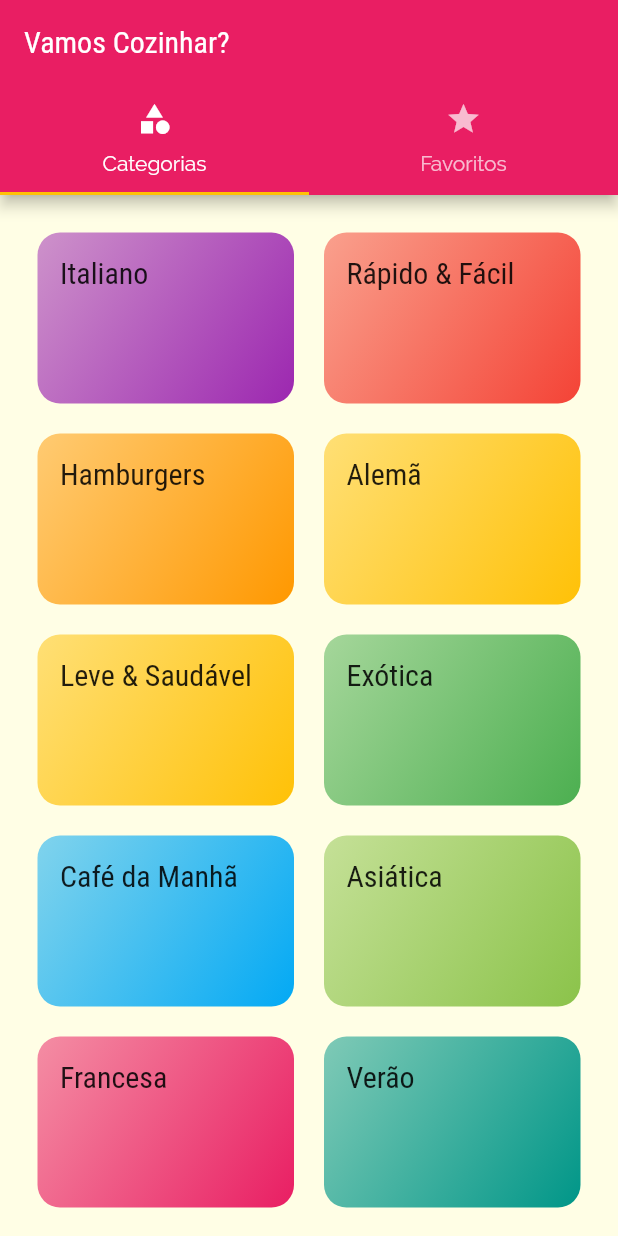
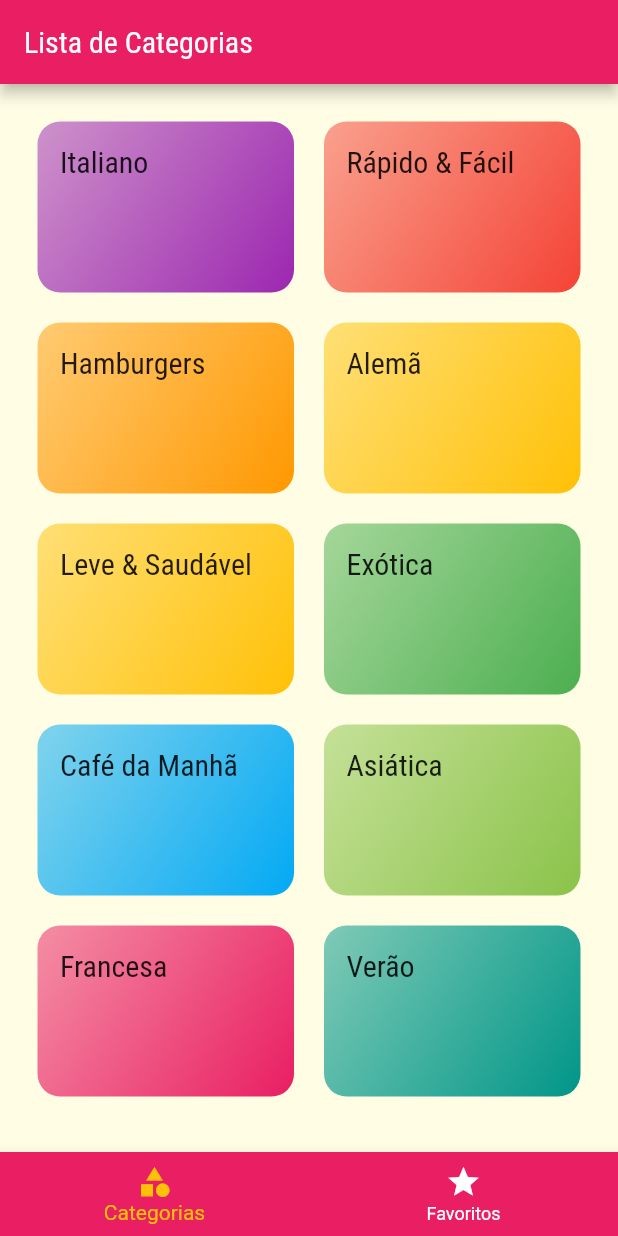
Before and after one commit to jccallves-developer/meals, a Flutter app: the screen it shows after launch, on a phone screen of 412 x 824 dp. Run offline on Flutter 3.47's test engine with Material 2 defaults, Android fonts, the phone set to English and light mode, and no system bars.

Commit message:
#Aula201 - Adicionar TabBar na parte inferior

```diff
--- a/lib/screens/tabs_screen.dart
+++ b/lib/screens/tabs_screen.dart
@@ -3,33 +3,53 @@ import 'package:flutter/material.dart';
 import 'categories_screen.dart';
 import 'favorite_screen.dart';
 
-class TabsScreen extends StatelessWidget {
+class TabsScreen extends StatefulWidget {
+  @override
+  _TabsScreenState createState() => _TabsScreenState();
+}
+
+class _TabsScreenState extends State<TabsScreen> {
+  int _selectedScreenIndex = 0;
+
+  final List<String> _titles = [
+    'Lista de Categorias',
+    'Meus Favoritos',
+  ];
+
+  final List<Widget> _screens = [
+    CategoriesScreen(),
+    FavoriteScreen(),
+  ];
+
+  _selectScreen(int index) {
+    setState(() {
+      _selectedScreenIndex = index;
+    });
+  }
+
   @override
   Widget build(BuildContext context) {
-    return DefaultTabController(
-      length: 2,
-      child: Scaffold(
-        appBar: AppBar(
-          title: Text('Vamos Cozinhar?'),
-          bottom: TabBar(
-            tabs: [
-              Tab(
-                icon: Icon(Icons.category),
-                text: 'Categorias',
-              ),
-              Tab(
-                icon: Icon(Icons.star),
-                text: 'Favoritos',
-              ),
-            ],
+    return Scaffold(
+      appBar: AppBar(
+        title: Text(_titles[_selectedScreenIndex]),
+      ),
+      body: _screens[_selectedScreenIndex],
+      bottomNavigationBar: BottomNavigationBar(
+        onTap: _selectScreen,
+        backgroundColor: Theme.of(context).colorScheme.primary,
+        unselectedItemColor: Colors.white,
+        selectedItemColor: Theme.of(context).colorScheme.secondary,
+        currentIndex: _selectedScreenIndex,
+        items: [
+          BottomNavigationBarItem(
+            icon: Icon(Icons.category),
+            label: 'Categorias',
           ),
-        ),
-        body: TabBarView(
-          children: [
-            CategoriesScreen(),
-            FavoriteScreen(),
-          ],
-        ),
+          BottomNavigationBarItem(
+            icon: Icon(Icons.star),
+            label: 'Favoritos',
+          ),
+        ],
       ),
     );
   }
```
